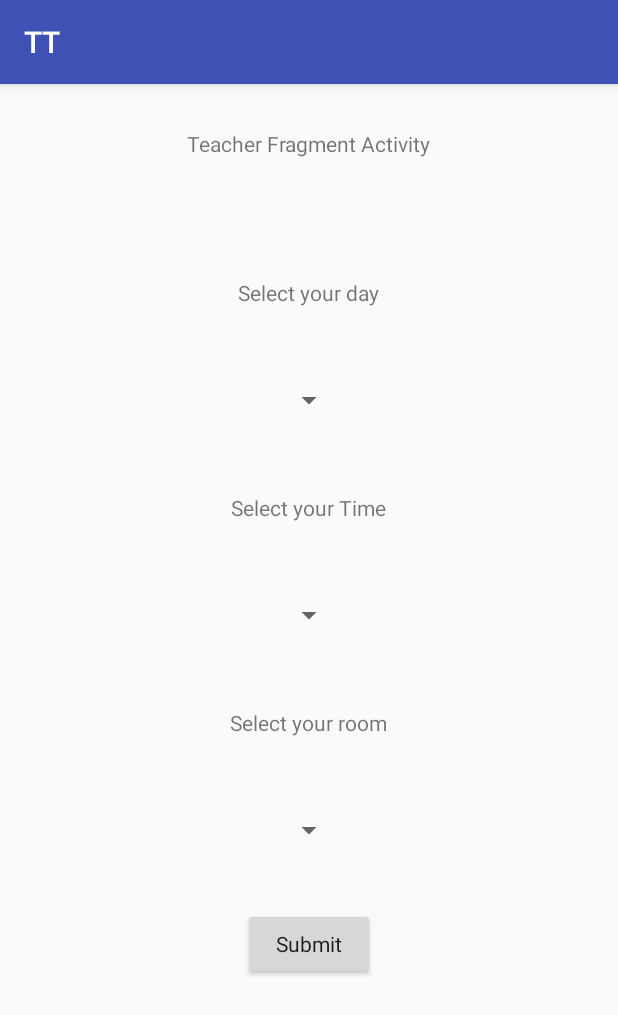
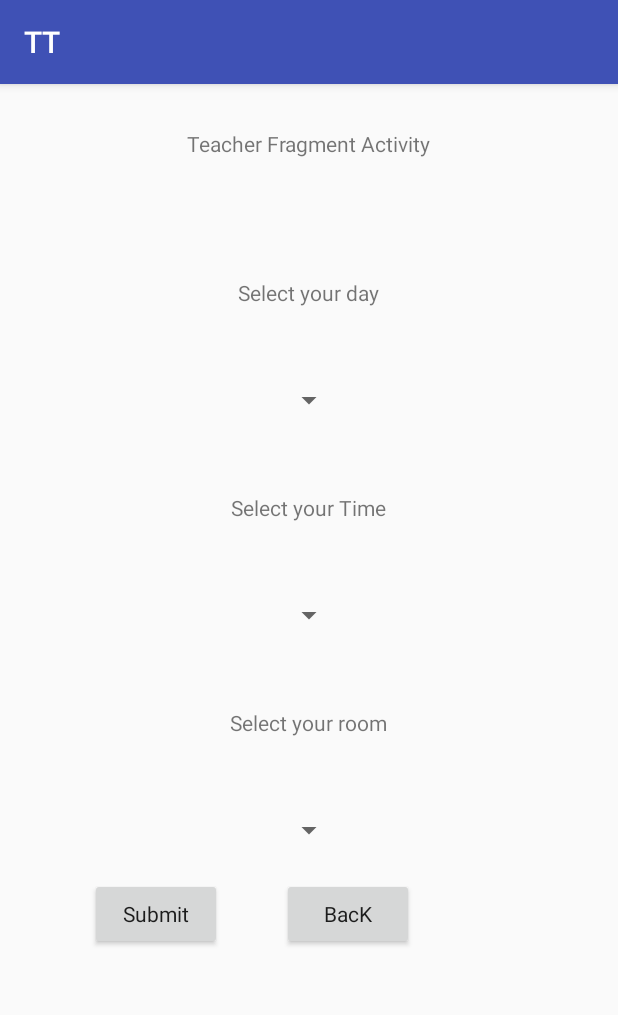
Before and after one commit to ParasRawat/Tt, an Android app: the fragment teacherfragment shown on its own in the app's theme, on a phone screen of 412 x 824 dp. Shown: the top 1015 px of the screen. Run offline under Robolectric (Android 15) with nearby library versions, the phone set to English and light mode, and no system bars.

Commit message:
Issue Resolved Using Back Button

```diff
--- a/app/src/main/java/com/example/gupta/tt/QueryEditPage.java
+++ b/app/src/main/java/com/example/gupta/tt/QueryEditPage.java
@@ -30,9 +30,6 @@ public class QueryEditPage extends AppCompatActivity {
 
         textView.append("Get Class="+getclass+"\n"+"Get Timetable="+gettimetable+"\n"+"Get Teacher ="+getteacher+"\n"+ "Get Room="+getroom);
 
-
-
-
         if (getclass != null) {
             Log.d("whATS", "onCreate: __________-----------------------________");
             check(getclass);
@@ -51,9 +48,10 @@ public class QueryEditPage extends AppCompatActivity {
 
 
         }
-    }
 
 
+
+    }
 
 
 
--- a/app/src/main/java/com/example/gupta/tt/teacherfragment.java
+++ b/app/src/main/java/com/example/gupta/tt/teacherfragment.java
@@ -1,17 +1,34 @@
 package com.example.gupta.tt;
 
 import android.app.Fragment;
+import android.content.Intent;
 import android.os.Bundle;
 import android.support.annotation.Nullable;
 import android.view.LayoutInflater;
 import android.view.View;
 import android.view.ViewGroup;
+import android.widget.Button;
 
 public class teacherfragment extends Fragment {
+
+    Button back;
     @Nullable
     @Override
     public View onCreateView(LayoutInflater inflater, @Nullable ViewGroup container, Bundle savedInstanceState) {
-        return inflater.inflate(R.layout.teacherfragment,container,false);
+
+
+        View v= inflater.inflate(R.layout.teacherfragment,container,false);
+
+        back=v.findViewById(R.id.back);
+        back.setOnClickListener(new View.OnClickListener() {
+            @Override
+            public void onClick(View v) {
+                startActivity(new Intent(getActivity(),Query.class));
+            }
+        });
+
+
+        return v;
 
     }
 }
--- a/app/src/main/res/layout/teacherfragment.xml
+++ b/app/src/main/res/layout/teacherfragment.xml
@@ -53,6 +53,11 @@
             android:layout_gravity="center_horizontal"
             >
         </Spinner>
+        <LinearLayout
+            android:layout_margin="20dp"
+            android:layout_width="match_parent"
+            android:layout_height="wrap_content"
+            android:orientation="horizontal">
 
         <Button
             android:layout_width="wrap_content"
@@ -61,6 +66,15 @@
             android:layout_gravity="center_horizontal"
             android:text="Submit"
             style="@style/RtlUnderlay.Widget.AppCompat.ActionButton"/>
+            <Button
+                android:layout_width="wrap_content"
+                android:layout_height="wrap_content"
+                android:id="@+id/back"
+                style="@style/RtlUnderlay.Widget.AppCompat.ActionButton"
+                android:text="BacK"/>
+
+
+        </LinearLayout>
 
     </LinearLayout>
 </ScrollView>
```
Lines whose indentation alone changed are shown as unchanged.
